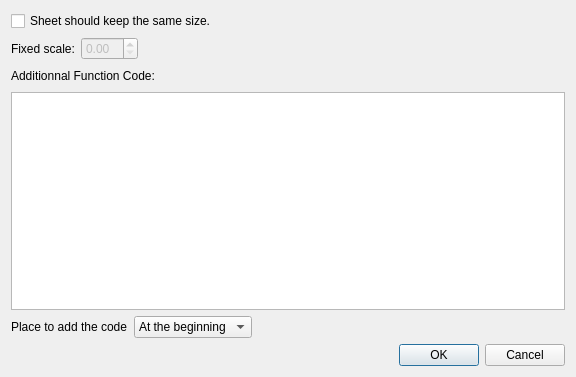
First picture: the form in sheetproperties.ui, repository Rolisteam/rolisteam, before the edit.
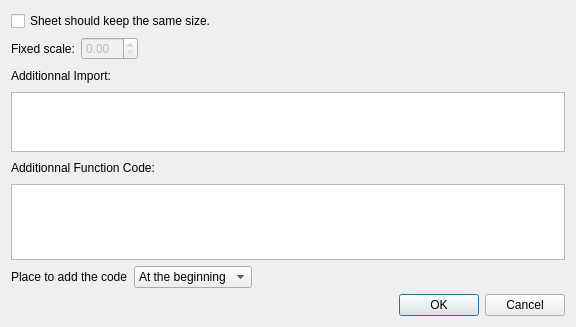
Second picture: the form after the edit. Icons and pictures are not drawn. Custom widgets are drawn as their Qt base class.

Commit message: -Add custom menu action on characterview. -Add import line as properties.

What changed in the file:
```diff
--- a/sheetproperties.ui
+++ b/sheetproperties.ui
@@ -7,7 +7,7 @@
     <x>0</x>
     <y>0</y>
     <width>576</width>
-    <height>377</height>
+    <height>327</height>
    </rect>
   </property>
   <property name="windowTitle">
@@ -17,7 +17,7 @@
    <iconset resource="qmlfile.qrc">
     <normaloff>:/resources/logo/symbol2.png</normaloff>:/resources/logo/symbol2.png</iconset>
   </property>
-  <layout class="QVBoxLayout" name="verticalLayout">
+  <layout class="QVBoxLayout" name="verticalLayout" stretch="0,0,0,0,0,1,0,0">
    <item>
     <layout class="QHBoxLayout" name="horizontalLayout_4">
      <item>
@@ -73,6 +73,40 @@
      </item>
     </layout>
    </item>
+   <item>
+    <layout class="QHBoxLayout" name="horizontalLayout_5">
+     <item>
+      <widget class="QLabel" name="label_4">
+       <property name="text">
+        <string>Additionnal Import:</string>
+       </property>
+      </widget>
+     </item>
+     <item>
+      <spacer name="horizontalSpacer_5">
+       <property name="orientation">
+        <enum>Qt::Horizontal</enum>
+       </property>
+       <property name="sizeHint" stdset="0">
+        <size>
+         <width>40</width>
+         <height>20</height>
+        </size>
+       </property>
+      </spacer>
+     </item>
+    </layout>
+   </item>
+   <item>
+    <widget class="CodeEditor" name="m_additionnalImport">
+     <property name="maximumSize">
+      <size>
+       <width>16777215</width>
+       <height>60</height>
+      </size>
+     </property>
+    </widget>
+   </item>
    <item>
     <layout class="QHBoxLayout" name="horizontalLayout_2">
      <item>
```
The commit also changes 5 other files.
